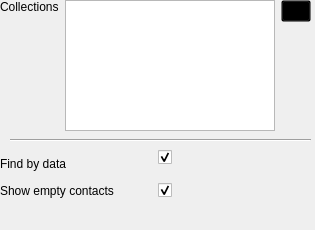
Above: contacts/src/config.ui from KDE/akonadi-google-applets before the change. Below: the same form after it.
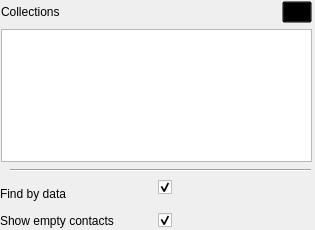
That is the form after the change.

Commit message: Change layout in general configuration dialog

The edit to the form file:
```diff
--- a/contacts/src/config.ui
+++ b/contacts/src/config.ui
@@ -23,7 +23,7 @@
    <property name="geometry">
     <rect>
      <x>10</x>
-     <y>125</y>
+     <y>155</y>
      <width>301</width>
      <height>31</height>
     </rect>
@@ -32,55 +32,11 @@
     <enum>Qt::Horizontal</enum>
    </property>
   </widget>
-  <widget class="QWidget" name="">
+  <widget class="QWidget" name="layoutWidget">
    <property name="geometry">
     <rect>
      <x>0</x>
-     <y>0</y>
-     <width>311</width>
-     <height>131</height>
-    </rect>
-   </property>
-   <layout class="QHBoxLayout" name="horizontalLayout">
-    <item alignment="Qt::AlignTop">
-     <widget class="QLabel" name="label_4">
-      <property name="minimumSize">
-       <size>
-        <width>0</width>
-        <height>0</height>
-       </size>
-      </property>
-      <property name="text">
-       <string>Collections</string>
-      </property>
-     </widget>
-    </item>
-    <item>
-     <widget class="QListWidget" name="collectionsList"/>
-    </item>
-    <item alignment="Qt::AlignTop">
-     <widget class="QPushButton" name="loadCollections">
-      <property name="maximumSize">
-       <size>
-        <width>30</width>
-        <height>30</height>
-       </size>
-      </property>
-      <property name="styleSheet">
-       <string notr="true">background-color:transparent</string>
-      </property>
-      <property name="text">
-       <string/>
-      </property>
-     </widget>
-    </item>
-   </layout>
-  </widget>
-  <widget class="QWidget" name="">
-   <property name="geometry">
-    <rect>
-     <x>0</x>
-     <y>150</y>
+     <y>180</y>
      <width>211</width>
      <height>48</height>
     </rect>
@@ -122,6 +78,54 @@
     </item>
    </layout>
   </widget>
+  <widget class="QWidget" name="">
+   <property name="geometry">
+    <rect>
+     <x>1</x>
+     <y>1</y>
+     <width>311</width>
+     <height>161</height>
+    </rect>
+   </property>
+   <layout class="QVBoxLayout" name="verticalLayout">
+    <item>
+     <layout class="QHBoxLayout" name="horizontalLayout">
+      <item>
+       <widget class="QLabel" name="label_4">
+        <property name="minimumSize">
+         <size>
+          <width>0</width>
+          <height>0</height>
+         </size>
+        </property>
+        <property name="text">
+         <string>Collections</string>
+        </property>
+       </widget>
+      </item>
+      <item>
+       <widget class="QPushButton" name="loadCollections">
+        <property name="maximumSize">
+         <size>
+          <width>30</width>
+          <height>30</height>
+         </size>
+        </property>
+        <property name="styleSheet">
+         <string notr="true">background-color:transparent</string>
+        </property>
+        <property name="text">
+         <string/>
+        </property>
+       </widget>
+      </item>
+     </layout>
+    </item>
+    <item>
+     <widget class="QListWidget" name="collectionsList"/>
+    </item>
+   </layout>
+  </widget>
  </widget>
  <resources/>
  <connections/>
```
The commit also changes 4 other files.
